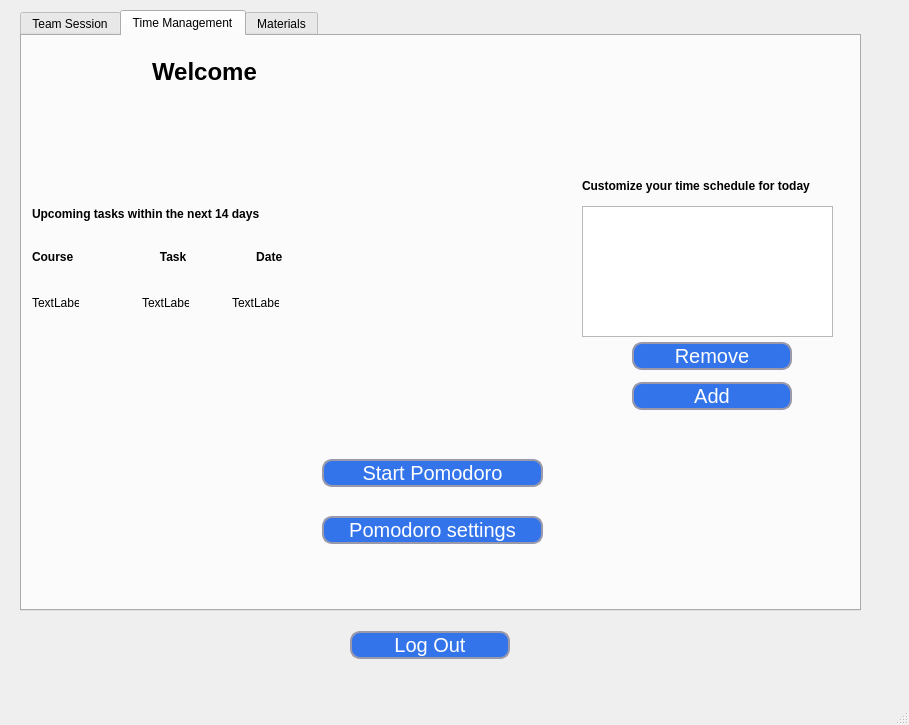
Before: the Qt Designer form gui_main_window.ui in zgjimzhubajj/Student-Assistant, drawn with Qt 5.
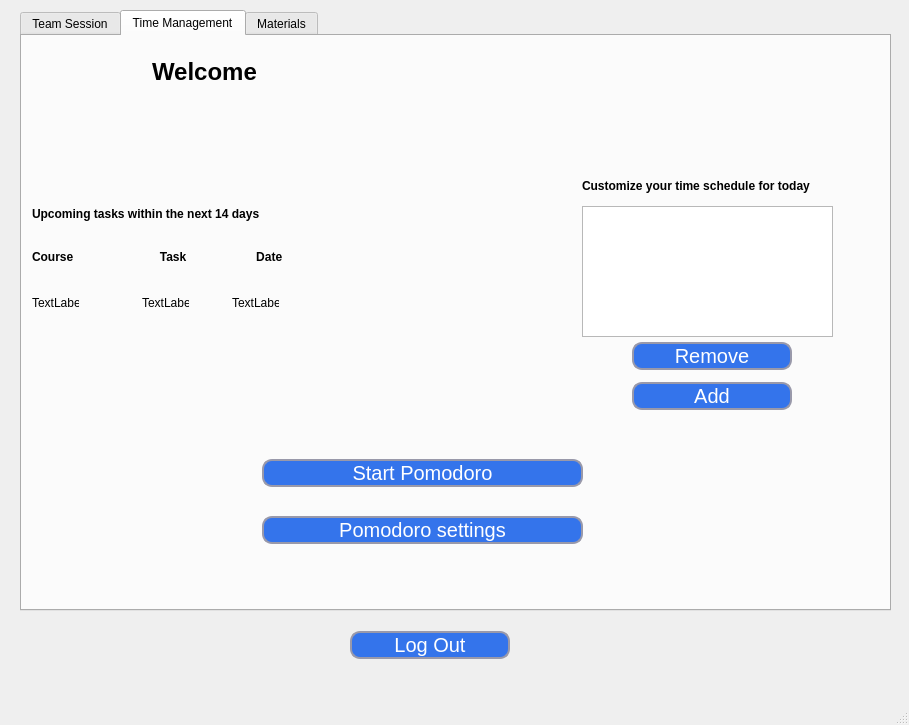
After: the same form once the commit is applied.

```diff
--- a/gui_main_window.ui
+++ b/gui_main_window.ui
@@ -19,7 +19,7 @@
      <rect>
       <x>20</x>
       <y>10</y>
-      <width>841</width>
+      <width>871</width>
       <height>601</height>
      </rect>
     </property>
@@ -309,9 +309,9 @@
      <widget class="QWidget" name="verticalLayoutWidget">
       <property name="geometry">
        <rect>
-        <x>300</x>
+        <x>240</x>
         <y>400</y>
-        <width>221</width>
+        <width>321</width>
         <height>131</height>
        </rect>
       </property>
```
